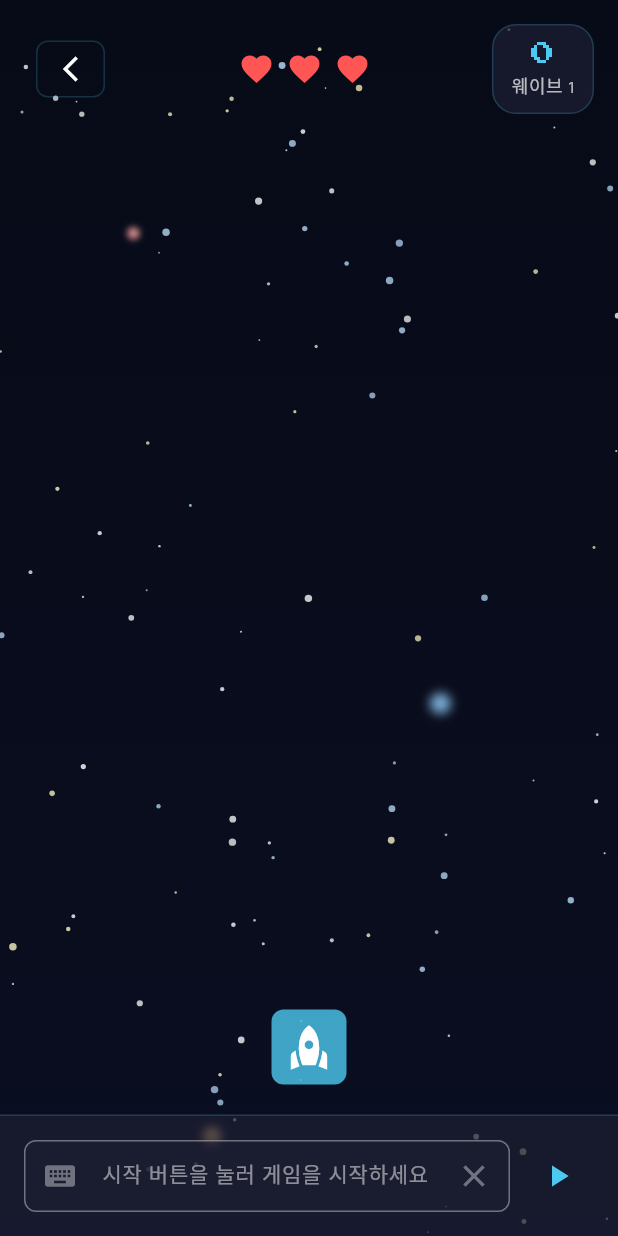
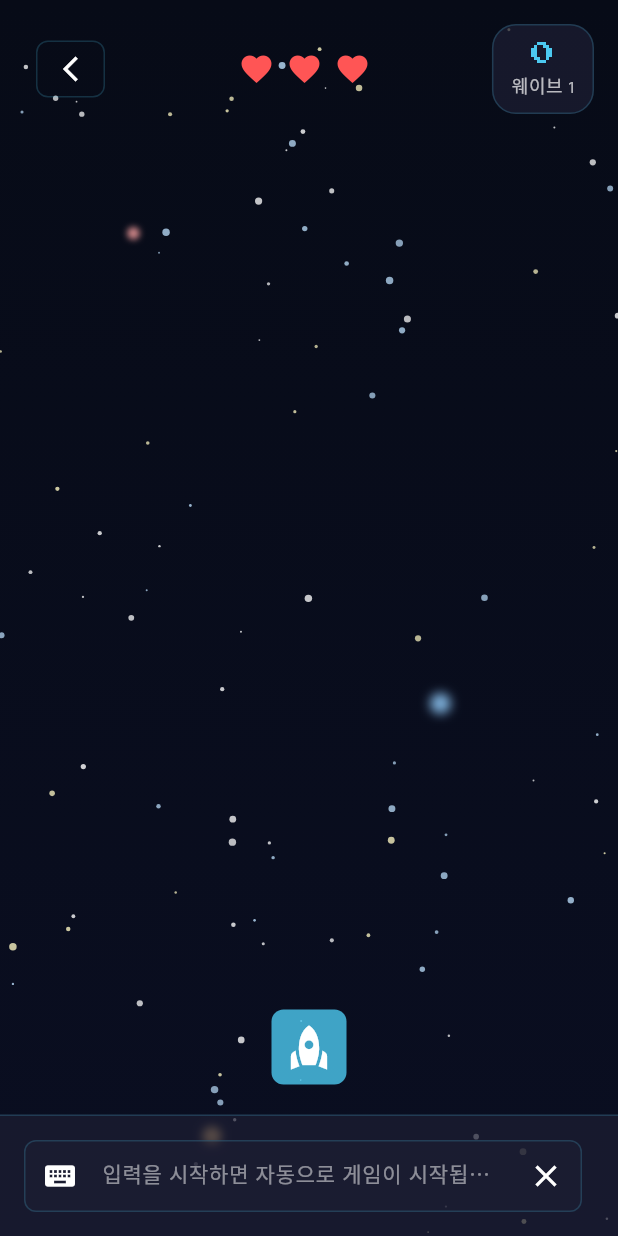
Before and after one commit to Do-Boo/galaxy-typing, a Flutter app: the SpaceDefenseScreen screen opened directly, on a phone screen of 412 x 824 dp. Run offline on Flutter 3.47's test engine with Material 3 defaults, Android fonts, the phone set to English and light mode, and no system bars; our stand-ins replace hive_flutter, just_audio, shared_preferences; accounts and stored records are empty.

Commit message:
feat: 스페이스 디펜스 게임에서 텍스트 입력 시 자동으로 게임 시작 기능 추가

```diff
--- a/lib/views/space_defense_screen.dart
+++ b/lib/views/space_defense_screen.dart
@@ -267,6 +267,15 @@ class _SpaceDefenseScreenState extends State<SpaceDefenseScreen>
 
   // 입력 확인
   void _checkInput() {
+    // 게임이 시작되지 않은 상태에서 첫 입력이 있을 경우 게임 시작
+    if (!_isPlaying &&
+        !_isGameOver &&
+        !_isCountingDown &&
+        _inputController.text.isNotEmpty) {
+      _startGame();
+      return;
+    }
+
     if (!_isPlaying || _isPaused) return;
 
     final inputText = _inputController.text.trim().toLowerCase();
@@ -910,14 +919,17 @@ class _SpaceDefenseScreenState extends State<SpaceDefenseScreen>
             child: TextField(
               controller: _inputController,
               focusNode: _inputFocusNode,
-              enabled: _isPlaying && !_isPaused && !_isGameOver,
+              enabled: _isPlaying && !_isPaused && !_isGameOver ||
+                  !_isPlaying && !_isGameOver,
               onSubmitted: (_) => _inputController.clear(),
               decoration: InputDecoration(
                 hintText: _isPlaying && !_isPaused
                     ? '단어를 입력하세요...'
                     : _isGameOver
                         ? '게임 오버'
-                        : '시작 버튼을 눌러 게임을 시작하세요',
+                        : _isCountingDown
+                            ? '카운트다운 중...'
+                            : '입력을 시작하면 자동으로 게임이 시작됩니다',
                 prefixIcon: const Icon(Icons.keyboard),
                 suffixIcon: IconButton(
                   icon: const Icon(Icons.clear),
@@ -930,24 +942,14 @@ class _SpaceDefenseScreenState extends State<SpaceDefenseScreen>
 
           const SizedBox(width: 8),
 
-          // 게임 제어 버튼
-          if (!_isPlaying && !_isGameOver)
+          // 게임 제어 버튼 (일시정지 중 또는 게임 진행 중일 때만 표시)
+          if (_isPaused || (_isPlaying && !_isGameOver && !_isCountingDown))
             IconButton(
-              icon: const Icon(Icons.play_arrow, color: AppColors.primary),
-              onPressed: _startGame,
-              tooltip: '게임 시작',
-            )
-          else if (_isPaused)
-            IconButton(
-              icon: const Icon(Icons.play_arrow, color: AppColors.primary),
-              onPressed: _resumeGame,
-              tooltip: '계속하기',
-            )
-          else if (_isPlaying && !_isGameOver)
-            IconButton(
-              icon: const Icon(Icons.pause, color: AppColors.warning),
-              onPressed: _pauseGame,
-              tooltip: '일시정지',
+              icon: _isPaused
+                  ? const Icon(Icons.play_arrow, color: AppColors.primary)
+                  : const Icon(Icons.pause, color: AppColors.warning),
+              onPressed: _isPaused ? _resumeGame : _pauseGame,
+              tooltip: _isPaused ? '계속하기' : '일시정지',
             ),
         ],
       ),
```
